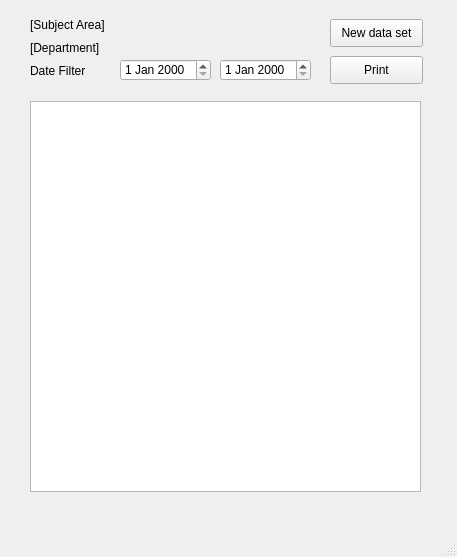
The window that src/ui/DashboardWindow.ui (Myu84/CSS) describes before a commit, drawn with Qt 5.
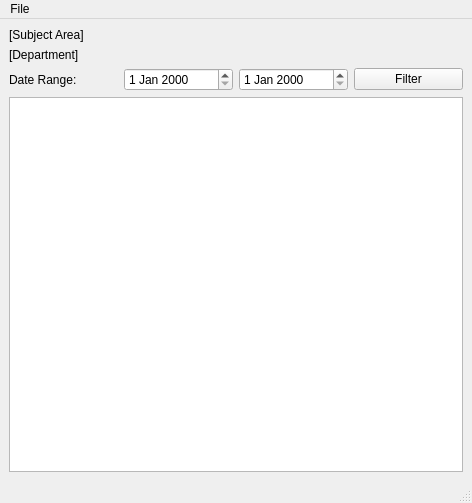
The same window after the commit.

```diff
--- a/src/ui/DashboardWindow.ui
+++ b/src/ui/DashboardWindow.ui
@@ -6,119 +6,72 @@
    <rect>
     <x>0</x>
     <y>0</y>
-    <width>457</width>
-    <height>557</height>
+    <width>472</width>
+    <height>503</height>
    </rect>
   </property>
   <property name="windowTitle">
    <string>MainWindow</string>
   </property>
   <widget class="QWidget" name="centralwidget">
-   <widget class="QPushButton" name="pushButton_2">
-    <property name="geometry">
-     <rect>
-      <x>330</x>
-      <y>56</y>
-      <width>93</width>
-      <height>28</height>
-     </rect>
-    </property>
-    <property name="text">
-     <string>Print</string>
-    </property>
-   </widget>
-   <widget class="QDateEdit" name="dateEdit">
-    <property name="geometry">
-     <rect>
-      <x>120</x>
-      <y>59</y>
-      <width>91</width>
-      <height>22</height>
-     </rect>
-    </property>
-   </widget>
-   <widget class="QDateEdit" name="dateEdit_2">
-    <property name="geometry">
-     <rect>
-      <x>220</x>
-      <y>59</y>
-      <width>91</width>
-      <height>22</height>
-     </rect>
-    </property>
-   </widget>
-   <widget class="QPushButton" name="pushButton">
-    <property name="geometry">
-     <rect>
-      <x>330</x>
-      <y>19</y>
-      <width>93</width>
-      <height>28</height>
-     </rect>
-    </property>
-    <property name="text">
-     <string>New data set</string>
-    </property>
-   </widget>
-   <widget class="QLabel" name="label_3">
-    <property name="geometry">
-     <rect>
-      <x>30</x>
-      <y>63</y>
-      <width>71</width>
-      <height>16</height>
-     </rect>
-    </property>
-    <property name="text">
-     <string>Date Filter</string>
-    </property>
-   </widget>
-   <widget class="QTreeView" name="treeView">
-    <property name="geometry">
-     <rect>
-      <x>30</x>
-      <y>101</y>
-      <width>391</width>
-      <height>391</height>
-     </rect>
-    </property>
-   </widget>
-   <widget class="QLabel" name="label">
-    <property name="geometry">
-     <rect>
-      <x>30</x>
-      <y>17</y>
-      <width>101</width>
-      <height>16</height>
-     </rect>
-    </property>
-    <property name="text">
-     <string>[Subject Area]</string>
-    </property>
-   </widget>
-   <widget class="QLabel" name="label_2">
-    <property name="geometry">
-     <rect>
-      <x>30</x>
-      <y>40</y>
-      <width>81</width>
-      <height>16</height>
-     </rect>
-    </property>
-    <property name="text">
-     <string>[Department]</string>
-    </property>
-   </widget>
+   <layout class="QGridLayout" name="gridLayout">
+    <item row="0" column="0" colspan="2">
+     <widget class="QLabel" name="label">
+      <property name="text">
+       <string>[Subject Area]</string>
+      </property>
+     </widget>
+    </item>
+    <item row="1" column="0">
+     <widget class="QLabel" name="label_2">
+      <property name="text">
+       <string>[Department]</string>
+      </property>
+     </widget>
+    </item>
+    <item row="2" column="0">
+     <widget class="QLabel" name="label_3">
+      <property name="text">
+       <string>Date Range:</string>
+      </property>
+     </widget>
+    </item>
+    <item row="2" column="1">
+     <widget class="QDateEdit" name="dateEdit"/>
+    </item>
+    <item row="2" column="2">
+     <widget class="QDateEdit" name="dateEdit_2"/>
+    </item>
+    <item row="2" column="3">
+     <widget class="QPushButton" name="pushButton_2">
+      <property name="text">
+       <string>Filter</string>
+      </property>
+     </widget>
+    </item>
+    <item row="3" column="0" colspan="4">
+     <widget class="QTreeView" name="treeView"/>
+    </item>
+   </layout>
   </widget>
   <widget class="QMenuBar" name="menubar">
    <property name="geometry">
     <rect>
      <x>0</x>
      <y>0</y>
-     <width>457</width>
+     <width>472</width>
      <height>21</height>
     </rect>
    </property>
+   <widget class="QMenu" name="menuFile">
+    <property name="title">
+     <string>File</string>
+    </property>
+    <addaction name="actionOpen"/>
+    <addaction name="separator"/>
+    <addaction name="actionPrint"/>
+   </widget>
+   <addaction name="menuFile"/>
   </widget>
   <widget class="QStatusBar" name="statusbar"/>
  </widget>
```
Left out of the diff: 12 changed lines with no effect on the pictures.
